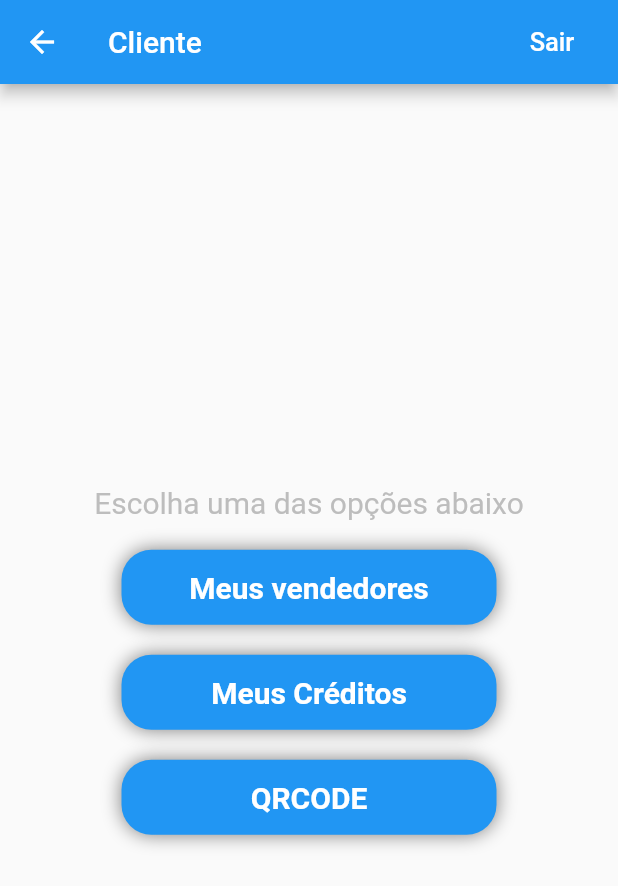
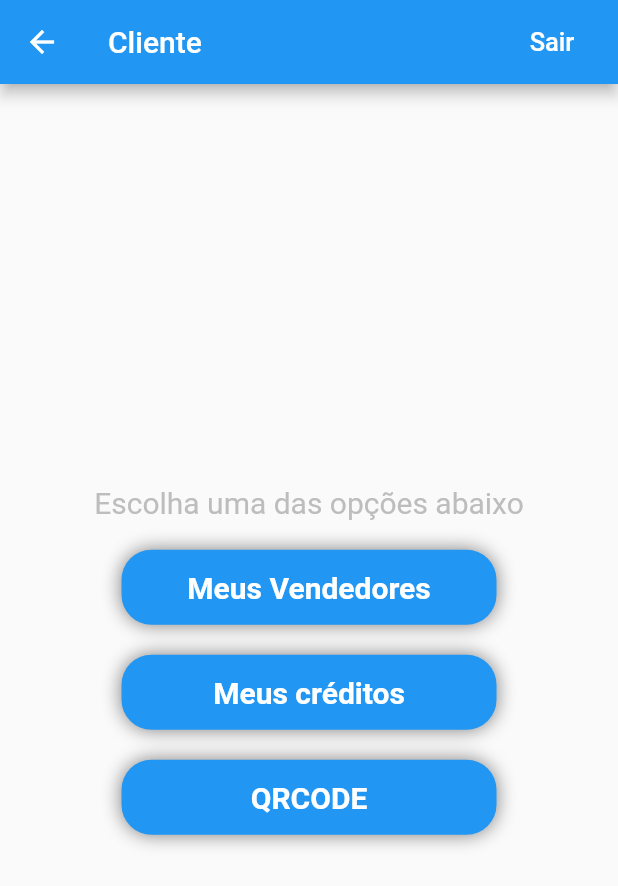
Before and after one commit to rafaelcolvara/migrou_app, a Flutter app: the ClienteLogado screen opened directly, on a phone screen of 412 x 824 dp. Shown: the top 886 px of the screen. Run offline on Flutter 3.47's test engine with Material 2 defaults, Android fonts, the phone set to English and light mode, and no system bars; our stand-ins replace flutter_markdown, shared_preferences; missing offline and left inert: flutter_circular_chart, http_interceptor; accounts and stored records are empty.

Commit message:
ajuste codigo buttons tela home cliente e url API

```diff
--- /dev/null
+++ b/lib/componentes/botos_home.dart
@@ -0,0 +1,43 @@
+import 'package:flutter/material.dart';
+import 'package:migrou_app/utils/definicoes.dart';
+
+// ignore: must_be_immutable
+class MyCustomButton extends StatelessWidget {
+  var text = "";
+
+  MyCustomButton({
+    @required this.text,
+  });
+
+  @override
+  Widget build(BuildContext context) {
+    return Container(
+      height: 50,
+      width: 250,
+      decoration: BoxDecoration(
+          borderRadius: BorderRadius.circular(20.0),
+          boxShadow: [
+            BoxShadow(
+              color: Color(0x80000000),
+              blurRadius: 10.0,
+              offset: Offset(0.0, 0.0),
+            ),
+          ],
+          gradient: LinearGradient(
+            begin: Alignment.topLeft,
+            end: Alignment.center,
+            colors: [
+              Color(Constantes.AZUL.value),
+              Color(Constantes.AZUL.value),
+            ],
+          )),
+      child: Center(
+        child: Text(
+          text,
+          style: TextStyle(
+              fontSize: 20.0, fontWeight: FontWeight.bold, color: Colors.white),
+        ),
+      ),
+    );
+  }
+}
--- a/lib/pages/ClienteLogado.dart
+++ b/lib/pages/ClienteLogado.dart
@@ -1,9 +1,8 @@
 import 'package:flutter/material.dart';
 import 'package:migrou_app/componentes/Arquivos.dart';
+import 'package:migrou_app/componentes/botos_home.dart';
 import 'package:migrou_app/pages/ListaVendedores.dart';
 import 'package:migrou_app/utils/AutenticationMigrou.dart';
-import 'package:migrou_app/utils/definicoes.dart';
-
 
 class ClienteLogado extends StatefulWidget {
   ClienteLogado({Key key, this.auth, this.userId, this.logoutCallback})
@@ -175,7 +174,7 @@ class _ClienteLogadoState extends State<ClienteLogado>
           ],
         ),
         body: Center(
-          child:  ListView(
+          child: ListView(
             physics: BouncingScrollPhysics(),
             shrinkWrap: true,
             padding: const EdgeInsets.all(1.0),
@@ -183,8 +182,7 @@ class _ClienteLogadoState extends State<ClienteLogado>
               Center(
                   child: Text(
                 'Escolha uma das opções abaixo',
-                  style:
-                      TextStyle(color: Colors.grey[400], fontSize: 20.0),
+                style: TextStyle(color: Colors.grey[400], fontSize: 20.0),
               )),
               SizedBox(
                 height: 20.0,
@@ -201,7 +199,7 @@ class _ClienteLogadoState extends State<ClienteLogado>
               ),
               SizedBox(
                 height: 20.0,
-                )                ,
+              ),
               Center(
                 child: GestureDetector(
                   onTapDown: _onTapDown,
@@ -225,118 +223,25 @@ class _ClienteLogadoState extends State<ClienteLogado>
                   ),
                 ),
               ),
-
             ],
-
-
-
           ),
         ));
   }
-  Widget get _botaoVendedor => Container(
-        height: 50,
-        width: 250,
-        decoration: BoxDecoration(
-            borderRadius: BorderRadius.circular(20.0),
-            boxShadow: [
-              BoxShadow(
-                color: Color(0x80000000),
-                blurRadius: 10.0,
-                offset: Offset(0.0, 0.0),
-              ),
-            ],
-            gradient: LinearGradient(
-              begin: Alignment.topLeft,
-              end: Alignment.center,
-              colors: [
-                Color(Constantes.AZUL.value),
-                Color(Constantes.AZUL.value),
-              ],
-            )),
-        child: Center(
-          child: Text(
-            "Meus vendedores",
-            style: TextStyle(
-                fontSize: 20.0,
-                fontWeight: FontWeight.bold,
-                color: Colors.white),
-          ),
-        ),
-      );
 
-  Widget get _botaoCreditos => Container(
-        height: 50,
-        width: 250,
-        decoration: BoxDecoration(
-            borderRadius: BorderRadius.circular(20.0),
-            boxShadow: [
-              BoxShadow(
-                color: Color(0x80000000),
-                blurRadius: 10.0,
-                offset: Offset(0.0, 0.0),
-              ),
-            ],
-            gradient: LinearGradient(
-              begin: Alignment.topLeft,
-              end: Alignment.center,
-              colors: [
-                Color(Constantes.AZUL.value),
-                Color(Constantes.AZUL.value),
-              ],
-            )),
-        child: Center(
-          child: Text(
-            "Meus Créditos",
-            style: TextStyle(
-                fontSize: 20.0,
-                fontWeight: FontWeight.bold,
-                color: Colors.white),
-          ),
-        ),
-      );
-
-  Widget get _botaoQrCode => Container(
-        height: 50,
-        width: 250,
-        decoration: BoxDecoration(
-            borderRadius: BorderRadius.circular(20.0),
-            boxShadow: [
-              BoxShadow(
-                color: Color(0x80000000),
-                blurRadius: 10.0,
-                offset: Offset(0.0, 0.0),
-              ),
-            ],
-            gradient: LinearGradient(
-              begin: Alignment.topLeft,
-              end: Alignment.center,
-              colors: [
-                Color(Constantes.AZUL.value),
-                Color(Constantes.AZUL.value),
-              ],
-            )),
-        child: Center(
-          child: Text(
-            "QRCODE",
-            style: TextStyle(
-                fontSize: 20.0,
-                fontWeight: FontWeight.bold,
-                color: Colors.white),
-          ),
-        ),
-      );
+  Widget get _botaoVendedor => MyCustomButton(text: "Meus Vendedores");
+  Widget get _botaoCreditos => MyCustomButton(text: "Meus créditos");
+  Widget get _botaoQrCode => MyCustomButton(text: "QRCODE");
 
   void _onTapDown(TapDownDetails details) {
     _controller.forward();
     Navigator.push(
       context,
-    MaterialPageRoute(builder: (context) => ListaVendedores(
-      idCliente: this.widget.userId)),
+      MaterialPageRoute(
+          builder: (context) => ListaVendedores(idCliente: this.widget.userId)),
     );
   }
 
   void _onTapUp(TapUpDetails details) {
     _controller.reverse();
   }
-
 }
--- a/lib/pages/ListaVendedores.dart
+++ b/lib/pages/ListaVendedores.dart
@@ -1,4 +1,3 @@
-
 import 'dart:convert';
 import 'dart:typed_data';
 
@@ -11,7 +10,6 @@ import 'package:migrou_app/model/ClienteVendedoresDTO.dart';
 import 'package:migrou_app/model/VendedorDTO.dart';
 import 'package:migrou_app/pages/DashCliente.dart';
 
-
 class ListaVendedores extends StatelessWidget {
   const ListaVendedores({Key key, this.idCliente}) : super(key: key);
 
@@ -21,63 +19,63 @@ class ListaVendedores extends StatelessWidget {
   Widget build(BuildContext context) {
     final PessoaWebClient pessoaWebClient = new PessoaWebClient();
 
-
     return Container(
       child: Scaffold(
           appBar: new AppBar(
             title: Text("Escolha seu vendedor"),
           ),
           body: FutureBuilder<ClienteVendedoresDTO>(
-              future: pessoaWebClient.buscaVendedoresPorIdCliente(id: this.idCliente),
-
+              future: pessoaWebClient.buscaVendedoresPorIdCliente(
+                  id: this.idCliente),
               builder: (context, snapshot) {
                 switch (snapshot.connectionState) {
                   case ConnectionState.none:
-
                     break;
                   case ConnectionState.waiting:
                     return Progress();
                     break;
                   case ConnectionState.active:
-
                     break;
                   case ConnectionState.done:
-                    if (snapshot.data == null) break;
-                    final ClienteVendedoresDTO clientesVendedores =  snapshot.data;
-                    final List<VendedorDTO> vendedores = clientesVendedores.vendedores;
+                    if (snapshot.data != null) break;
+                    final ClienteVendedoresDTO clientesVendedores =
+                        snapshot.data;
+                    final List<VendedorDTO> vendedores =
+                        clientesVendedores.vendedores;
                     return ListView.builder(
                       itemBuilder: (context, index) {
                         final VendedorDTO vendedor = vendedores[index];
-                        List<int> list = vendedor.pessoaDTO.base64Foto.codeUnits;
-                        Uint8List bytesImage = Base64Decoder().convert(vendedor.pessoaDTO.base64Foto);
-                        Image naoexiste = Image.asset('images/no-image-default.png');
+                        List<int> list =
+                            vendedor.pessoaDTO.base64Foto.codeUnits;
+                        Uint8List bytesImage = Base64Decoder()
+                            .convert(vendedor.pessoaDTO.base64Foto);
+                        Image naoexiste =
+                            Image.asset('images/no-image-default.png');
                         return Card(
                           child: ListTile(
-                            leading : ConstrainedBox(constraints: BoxConstraints(
+                            leading: ConstrainedBox(
+                              constraints: BoxConstraints(
                                 minWidth: 80,
                                 minHeight: 80,
                                 maxHeight: 84,
                                 maxWidth: 84,
                               ),
-                            child: list.isNotEmpty?Image.memory(bytesImage):naoexiste
-                            ,),
+                              child: list.isNotEmpty
+                                  ? Image.memory(bytesImage)
+                                  : naoexiste,
+                            ),
                             title: Text(vendedor.pessoaDTO.nome),
                             subtitle: Text(vendedor.nomeNegocio),
                             trailing: Text(vendedor.pessoaDTO.nrCelular),
                             onTap: () => {
                               Navigator.pushNamed(
-                                context,
-                                DashCliente.routeName,
+                                  context, DashCliente.routeName,
                                   arguments: ArgumentosPaginaClienteDash(
                                       idVendedor: vendedor.idVendedor,
-                                  idCliente: this.idCliente
-                                )
-                              )
+                                      idCliente: this.idCliente))
                             },
-
                           ),
                         );
-
                       },
                       itemCount: vendedores.length,
                     );
--- a/lib/utils/definicoes.dart
+++ b/lib/utils/definicoes.dart
@@ -1,12 +1,11 @@
- import 'package:flutter/material.dart';
+import 'package:flutter/material.dart';
 
 class Constantes {
-
   static const LARANJA = Color.fromRGBO(235, 134, 52, 1);
   static const CINZA = Color.fromRGBO(230, 231, 232, 2);
   static const AZUL = Colors.blue;
-  //static const HOST_DOMAIN = "https://migrou-web.herokuapp.com";
-  static const HOST_DOMAIN = "http://192.168.1.167:7003"; //  note
+  static const HOST_DOMAIN = "https://migrou-web.herokuapp.com";
+  // static const HOST_DOMAIN = "http://192.168.1.167:7003"; //  note
   //static const HOST_DOMAIN = "http://192.168.1.166:7003"; // desktop
   static const TOKEN_ID = '123456';
 }
```
Also changed, not shown: lib/componentes/Componentes.dart (+6 -6 lines), pubspec.lock. Lines whose indentation alone changed are shown as unchanged.
